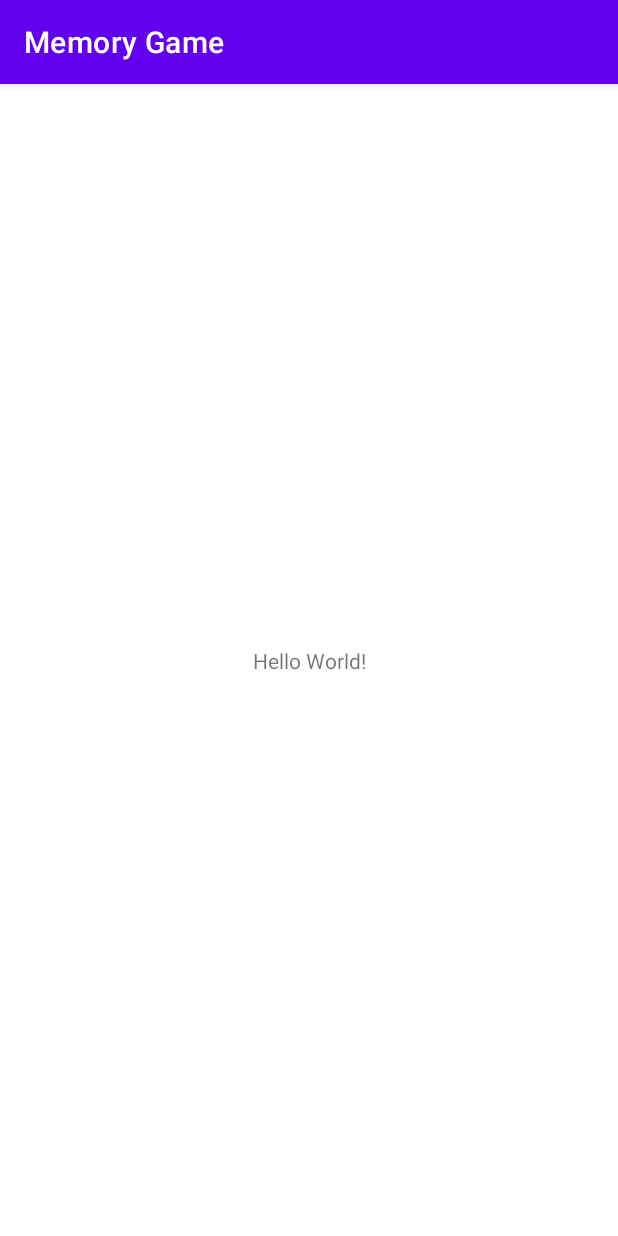
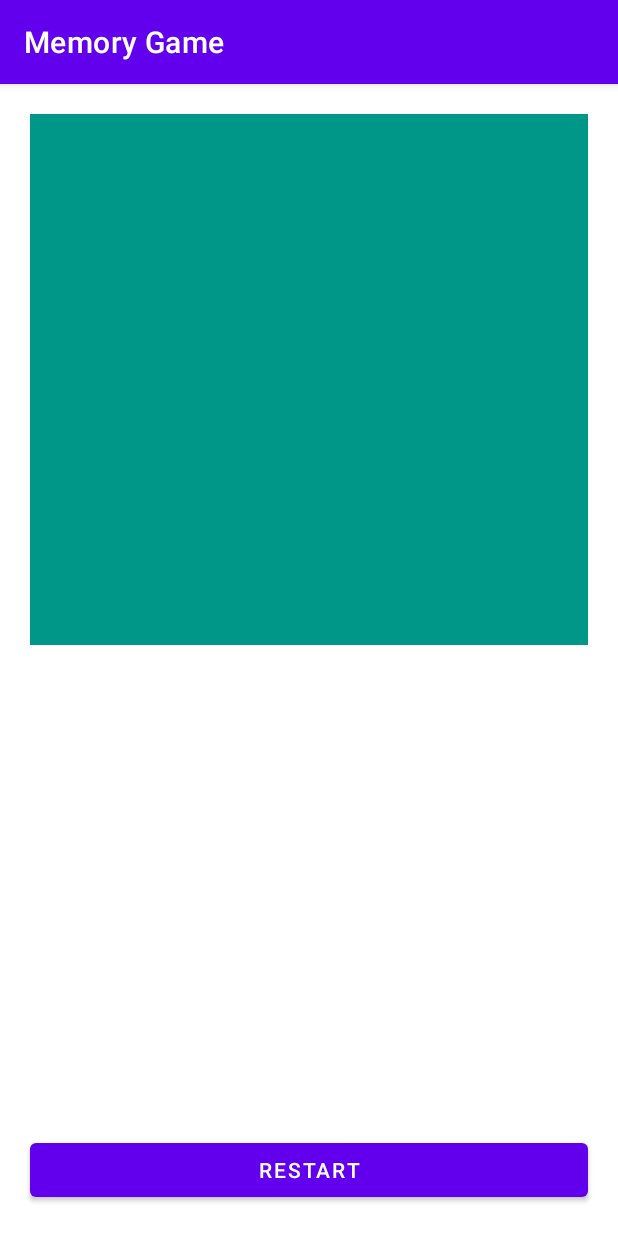
Before and after one commit to therealbluepandabear/Memory_Game, an Android app: the screen it shows after launch (MainActivity), on a phone screen of 412 x 824 dp. Run offline under Robolectric (Android 15) with nearby library versions, the phone set to English and light mode, and no system bars.

Commit message:
Changed layout of the application to suit the end goal. For now I just have a FrameLayout, with a Button below which reads 'Restart'.

```diff
--- a/app/src/main/res/layout/activity_main.xml
+++ b/app/src/main/res/layout/activity_main.xml
@@ -6,13 +6,28 @@
     android:layout_height="match_parent"
     tools:context=".MainActivity">
 
-    <TextView
-        android:layout_width="wrap_content"
+    <FrameLayout
+        android:id="@+id/gameLayout"
+        android:layout_width="0dp"
+        android:layout_height="354dp"
+        android:layout_marginStart="20dp"
+        android:layout_marginTop="20dp"
+        android:layout_marginEnd="20dp"
+        android:background="#009688"
+        app:layout_constraintEnd_toEndOf="parent"
+        app:layout_constraintStart_toStartOf="parent"
+        app:layout_constraintTop_toTopOf="parent">
+
+    </FrameLayout>
+
+    <Button
+        android:id="@+id/restartButton"
+        android:layout_width="0dp"
         android:layout_height="wrap_content"
-        android:text="Hello World!"
+        android:layout_marginBottom="20dp"
+        android:text="Restart"
         app:layout_constraintBottom_toBottomOf="parent"
-        app:layout_constraintLeft_toLeftOf="parent"
-        app:layout_constraintRight_toRightOf="parent"
-        app:layout_constraintTop_toTopOf="parent" />
+        app:layout_constraintEnd_toEndOf="@+id/gameLayout"
+        app:layout_constraintStart_toStartOf="@+id/gameLayout" />
 
 </androidx.constraintlayout.widget.ConstraintLayout>
```
